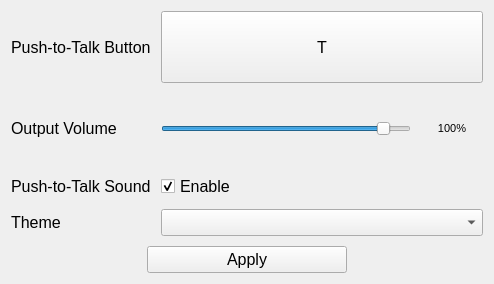
The window that src/View/SettingsWindow/settingswindow.ui (Flone-dnb/Silent) describes before a commit, drawn with Qt 5.
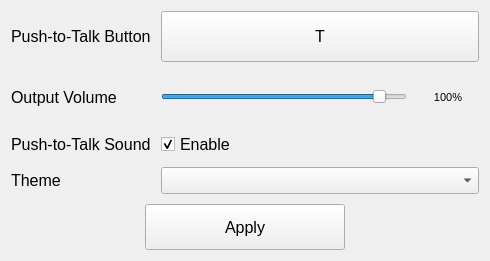
The same window after the commit.

Commit message: Fixed incorrect name in SingleUserSettings.

Diff of the .ui file:
```diff
--- a/src/View/SettingsWindow/settingswindow.ui
+++ b/src/View/SettingsWindow/settingswindow.ui
@@ -6,8 +6,8 @@
    <rect>
     <x>0</x>
     <y>0</y>
-    <width>494</width>
-    <height>284</height>
+    <width>490</width>
+    <height>261</height>
    </rect>
   </property>
   <property name="font">
@@ -249,7 +249,7 @@
       <item>
        <widget class="QPushButton" name="pushButton_2">
         <property name="sizePolicy">
-         <sizepolicy hsizetype="Minimum" vsizetype="Fixed">
+         <sizepolicy hsizetype="Minimum" vsizetype="Minimum">
           <horstretch>0</horstretch>
           <verstretch>0</verstretch>
          </sizepolicy>
```
Left out of the diff: 4 changed lines with no effect on the pictures. The commit also changes 2 other files.
